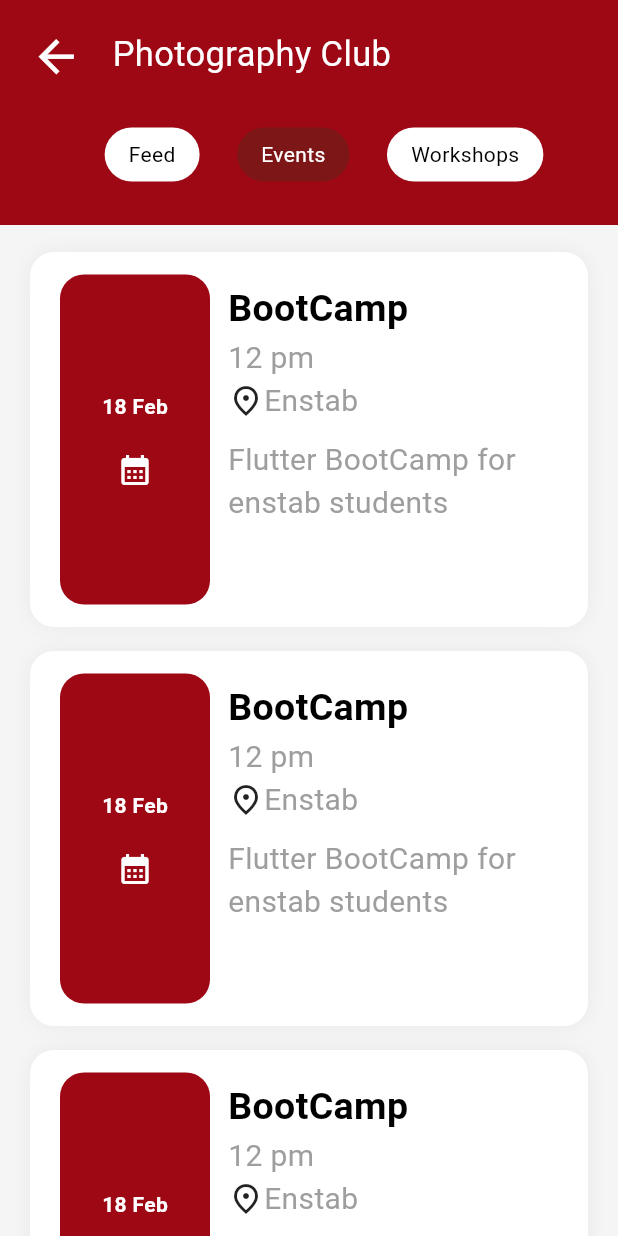
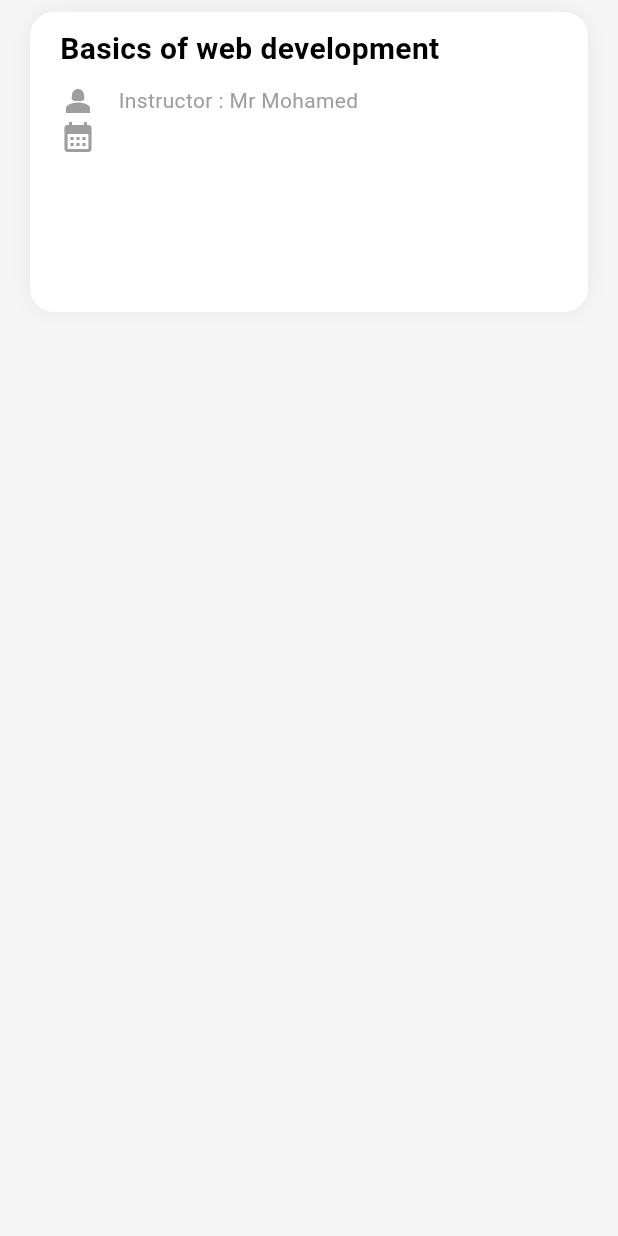
Before and after one commit to ademmhadhraoui-blip/enstab_house_pfa, a Flutter app: the HomeFeedScreen screen opened directly, after a tap on the "menu" icon, on a phone screen of 412 x 824 dp. Run offline on Flutter 3.47's test engine with Material 3 defaults, Android fonts, the phone set to English and light mode, and no system bars; missing offline and left inert: msh_checkbox.

Commit message:
update in 29/01/2026

```diff
--- /dev/null
+++ b/lib/screens/club_main_page/club_workshops.dart
@@ -0,0 +1,78 @@
+import 'package:flutter/material.dart';
+import 'club_events.dart';
+
+class ClubWorkshops extends StatelessWidget {
+  const ClubWorkshops({super.key});
+
+  @override
+  Widget build(BuildContext context) {
+    return  SafeArea(
+      child: Scaffold(
+        backgroundColor: Colors.grey[100],
+        body:  WorkshopCard(),
+      ),
+    ) ;
+  }
+}
+class WorkshopCard extends StatelessWidget {
+
+  @override
+  Widget build(BuildContext context) {
+    return Container(
+      width: double.infinity,
+      height: 200,
+      margin: const EdgeInsets.symmetric(horizontal: 20, vertical: 8),
+      decoration: BoxDecoration(
+          color: Colors.white ,
+          borderRadius: BorderRadius.circular(16),
+          boxShadow: [
+            BoxShadow(
+              color :Colors.black.withOpacity(0.05),
+              blurRadius: 10,
+            ),
+          ]
+      ),
+      child: Padding(
+        padding: const EdgeInsets.only(left: 20 , top: 10),
+        child: Column(
+          crossAxisAlignment: CrossAxisAlignment.start,
+          children: [
+            Text("Basics of web development" ,
+              softWrap: true ,
+              maxLines: 2,
+              overflow: TextOverflow.ellipsis,
+            style: TextStyle(
+              color: Colors.black ,
+              fontSize: 20 ,
+              fontWeight: FontWeight.bold ,
+            ),
+            ),
+            SizedBox(height: 8,) ,
+            Row(
+              mainAxisAlignment: MainAxisAlignment.start,
+              children: [
+                Icon(Icons.person_2 ,
+                color: Colors.grey,
+                ) ,
+                SizedBox(width: 15,) ,
+                Text(
+                  "Instructor : Mr Mohamed " ,
+                  style: TextStyle(
+                    color: Colors.grey,
+                  ),
+                ),
+              ],
+            ),
+            Row(
+              children: [
+                Icon(Icons.calendar_month ,
+                color: Colors.grey,
+                ),
+              ],
+            )
+          ],
+        ),
+      ),
+    );
+  }
+}
--- a/lib/screens/home_feed_screen.dart
+++ b/lib/screens/home_feed_screen.dart
@@ -1,5 +1,6 @@
+import 'package:enstabhouse/screens/club_main_page/club_workshops.dart';
 import 'package:flutter/material.dart';
-import 'package:enstabhouse/screens/clubs_pages.dart';
+import 'package:enstabhouse/screens/club_main_page/club_events.dart';
 
 
 class HomeFeedScreen extends StatefulWidget {
@@ -144,9 +145,10 @@ class _HomeFeedScreenState extends State<HomeFeedScreen> {
                       SizedBox(width: 30.0) ,
                       GestureDetector(
                         onTap: (){
-                          Navigator.push(context, MaterialPageRoute(builder: (context)=>ClubsPages()) ) ;
+                          // Navigator.push(context, MaterialPageRoute(builder: (context)=>ClubsPages()) ) ;
                           //MENU
                           // _openMenuOverlay(context) ;
+                          Navigator.push(context, MaterialPageRoute(builder: (context) =>ClubWorkshops())) ;
                         },
                         child: Icon(Icons.menu ,
                         color: Colors.white,
```
Also changed, not shown: lib/screens/club_main_page/club_events.dart (renamed from lib/screens/clubs_pages.dart).
